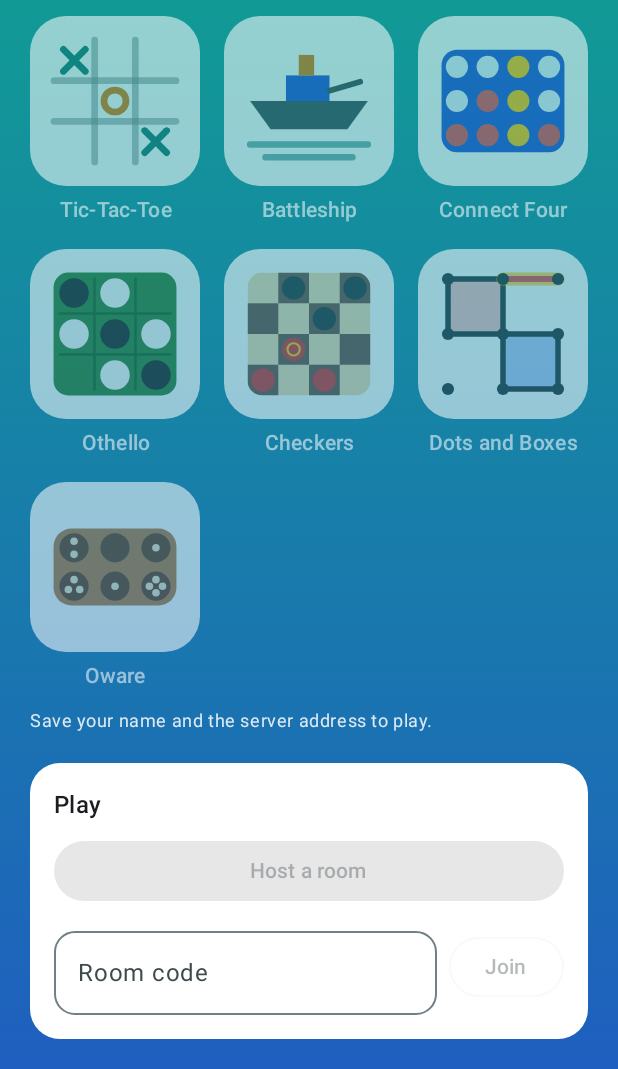
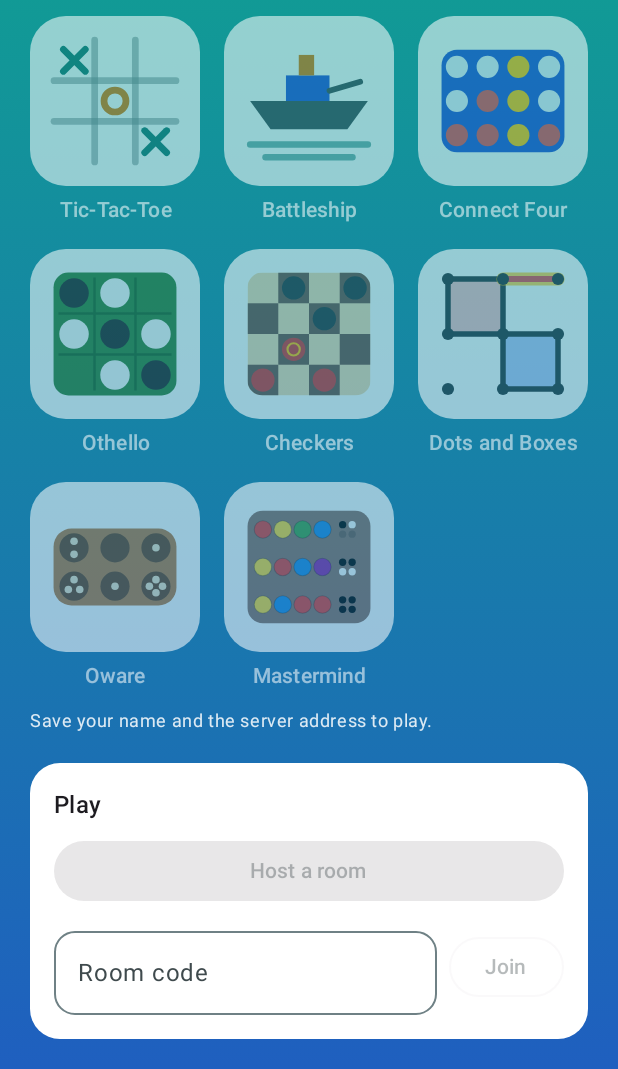
Before and after one commit to JoaquinAyG/1v1-games, an Android app built with Jetpack Compose: the screen it shows after launch (MainActivity), scrolled down 390 dp, on a phone screen of 412 x 824 dp, the part 167-1236 px from its top. Run offline under Robolectric (Android 15) with nearby library versions, the phone set to English and light mode, and no system bars.

Commit message:
Add Mastermind to the app
A lobby tile with its own icon and a panel for the game. First each
player picks their secret code: tap a hole, then a colour, and the next
empty hole is chosen by itself. Then the same picker puts each guess
together; it can be filled in while the opponent is still guessing, and
"Guess" sends it on your turn.

Under the picker the panel shows your code, your guesses at the
opponent's code and their guesses at yours, each with its black and
white score pegs and a guess counter. A guess that cracked a code is
highlighted. Once the game is over both codes are shown with the result
and "Play again".

The picker sits at the top so it stays in view as the guess lists grow,
and the card stops at about 60% of the window and scrolls, so the chat
keeps the rest of the screen.

```diff
--- a/app/src/main/kotlin/com/classicgames/app/MainActivity.kt
+++ b/app/src/main/kotlin/com/classicgames/app/MainActivity.kt
@@ -76,6 +76,8 @@ private fun AppRoot(viewModel: AppViewModel, onRequestNotifications: () -> Unit)
             onCell = viewModel::playCell,
             onPlaceFleet = viewModel::placeFleet,
             onMovePiece = viewModel::movePiece,
+            onSetCode = viewModel::setSecretCode,
+            onGuessCode = viewModel::guessCode,
             onLeave = viewModel::leaveRoom,
         )
     }
--- a/app/src/main/kotlin/com/classicgames/app/ui/Games.kt
+++ b/app/src/main/kotlin/com/classicgames/app/ui/Games.kt
@@ -55,6 +55,7 @@ val GAMES = listOf(
     GameEntry(id = "checkers", title = "Checkers", icon = { CheckersIcon() }),
     GameEntry(id = "dotsandboxes", title = "Dots and Boxes", icon = { DotsAndBoxesIcon() }),
     GameEntry(id = "oware", title = "Oware", icon = { OwareIcon() }),
+    GameEntry(id = "mastermind", title = "Mastermind", icon = { MastermindIcon() }),
 )
 
 /** Lays the games out in rows of [columns] tiles. Gaps in the last row stay empty so tiles keep their size. */
@@ -301,6 +302,46 @@ fun OwareIcon(modifier: Modifier = Modifier) {
     }
 }
 
+/** A board with three rows of coloured guesses, each with its black and white score pegs, drawn from scratch. */
+@Composable
+fun MastermindIcon(modifier: Modifier = Modifier) {
+    Canvas(modifier = modifier.fillMaxSize().padding(14.dp)) {
+        val w = size.width
+        val h = size.height
+        drawRoundRect(
+            color = MastermindBoard,
+            topLeft = Offset(0.02f * w, 0.06f * h),
+            size = Size(0.96f * w, 0.88f * h),
+            cornerRadius = CornerRadius(0.12f * w, 0.12f * w),
+        )
+
+        // Three guesses, top to bottom (colour numbers), and their scores as (black, white).
+        val guesses = listOf(listOf(0, 1, 2, 3), listOf(1, 0, 3, 4), listOf(1, 3, 0, 0))
+        val scores = listOf(1 to 1, 2 to 2, 4 to 0)
+        val rowH = 0.88f * h / 3f
+        val pegR = minOf(0.068f * w, rowH * 0.4f)
+        val keyR = pegR * 0.42f
+        for ((row, guess) in guesses.withIndex()) {
+            val y = 0.06f * h + rowH * (row + 0.5f)
+            for ((i, color) in guess.withIndex()) {
+                val center = Offset(0.14f * w + i * 0.155f * w, y)
+                drawCircle(MastermindColors[color], radius = pegR, center = center)
+                drawCircle(Color.Black.copy(alpha = 0.25f), radius = pegR, center = center, style = Stroke(pegR * 0.12f))
+            }
+            val (black, white) = scores[row]
+            for (k in 0 until 4) {
+                val center = Offset(0.8f * w + (k % 2 - 0.5f) * keyR * 2.6f, y + (k / 2 - 0.5f) * keyR * 2.6f)
+                val color = when {
+                    k < black -> Color.Black
+                    k < black + white -> Color.White
+                    else -> Color.Black.copy(alpha = 0.2f)
+                }
+                drawCircle(color, radius = keyR, center = center)
+            }
+        }
+    }
+}
+
 /** A little warship on the waves. */
 @Composable
 fun BattleshipIcon(modifier: Modifier = Modifier) {
```
Also changed, not shown: app/src/main/kotlin/com/classicgames/app/ui/AppViewModel.kt (+19 -1 lines), app/src/main/kotlin/com/classicgames/app/ui/ChatScreen.kt (+25 -1 lines), app/src/main/kotlin/com/classicgames/app/ui/MastermindPanel.kt (added, +258 -0 lines).
